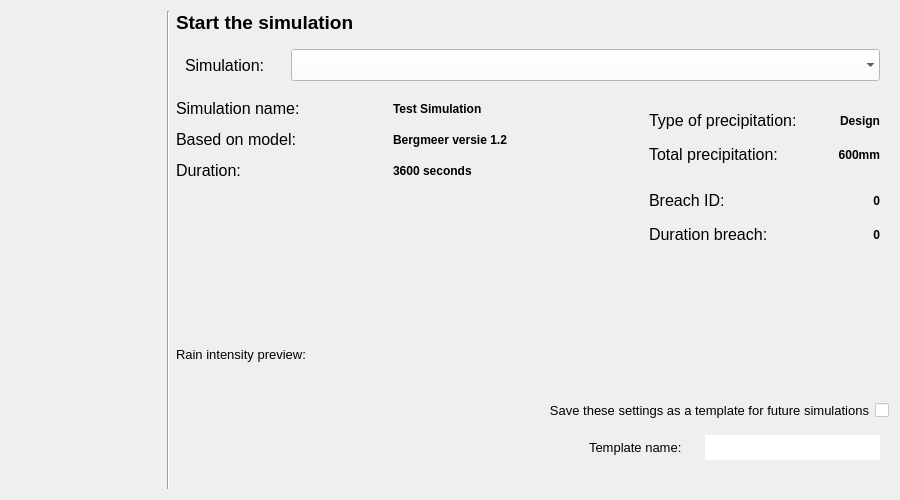
Above: threedi_models_and_simulations/ui/simulation_wizard/page_initiation.ui from nens/threedi-api-qgis-client before the change. Below: the same form after it.
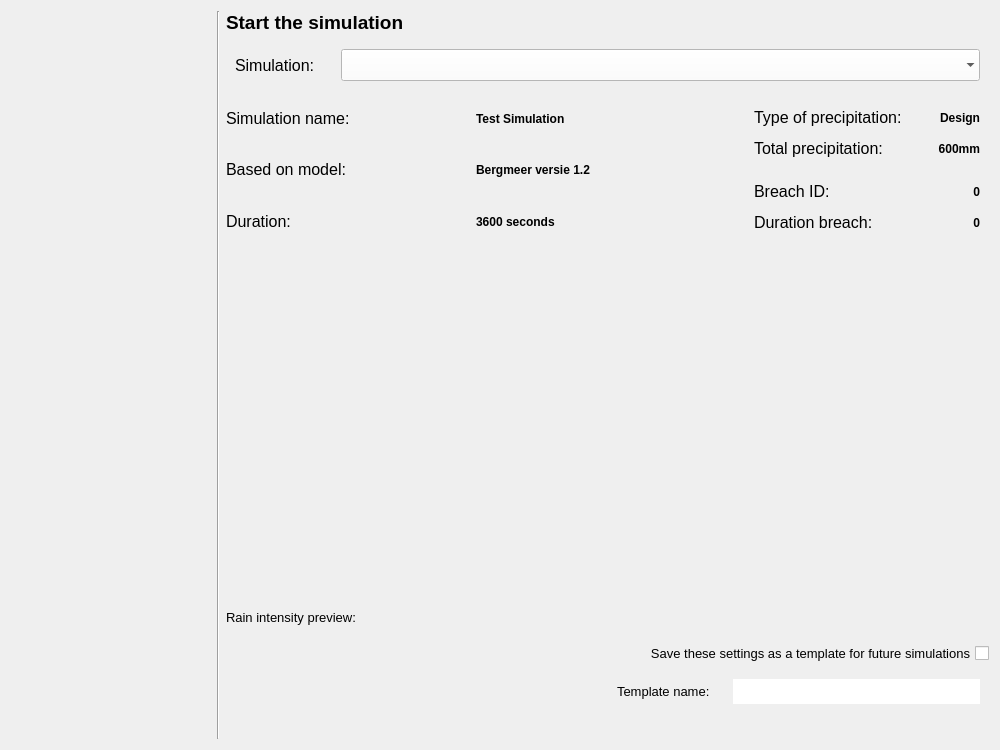
That is the form after the change.

```diff
--- a/threedi_models_and_simulations/ui/simulation_wizard/page_initiation.ui
+++ b/threedi_models_and_simulations/ui/simulation_wizard/page_initiation.ui
@@ -9,20 +9,20 @@
    <rect>
     <x>0</x>
     <y>0</y>
-    <width>900</width>
-    <height>500</height>
+    <width>1000</width>
+    <height>750</height>
    </rect>
   </property>
   <property name="sizePolicy">
-   <sizepolicy hsizetype="Preferred" vsizetype="Minimum">
+   <sizepolicy hsizetype="Preferred" vsizetype="Preferred">
     <horstretch>0</horstretch>
     <verstretch>0</verstretch>
    </sizepolicy>
   </property>
   <property name="minimumSize">
    <size>
-    <width>720</width>
-    <height>0</height>
+    <width>750</width>
+    <height>500</height>
    </size>
   </property>
   <property name="maximumSize">
@@ -44,7 +44,67 @@
    <bool>true</bool>
   </property>
   <layout class="QGridLayout" name="gridLayout">
-   <item row="1" column="2" colspan="5">
+   <item row="4" column="2">
+    <spacer name="verticalSpacer_2">
+     <property name="orientation">
+      <enum>Qt::Vertical</enum>
+     </property>
+     <property name="sizeHint" stdset="0">
+      <size>
+       <width>20</width>
+       <height>40</height>
+      </size>
+     </property>
+    </spacer>
+   </item>
+   <item row="0" column="2">
+    <widget class="QLabel" name="label_4">
+     <property name="font">
+      <font>
+       <family>Segoe UI</family>
+       <pointsize>14</pointsize>
+       <weight>75</weight>
+       <bold>true</bold>
+       <underline>false</underline>
+      </font>
+     </property>
+     <property name="text">
+      <string>Start the simulation</string>
+     </property>
+    </widget>
+   </item>
+   <item row="5" column="2">
+    <widget class="QLabel" name="plot_label">
+     <property name="sizePolicy">
+      <sizepolicy hsizetype="Preferred" vsizetype="Minimum">
+       <horstretch>0</horstretch>
+       <verstretch>0</verstretch>
+      </sizepolicy>
+     </property>
+     <property name="minimumSize">
+      <size>
+       <width>200</width>
+       <height>20</height>
+      </size>
+     </property>
+     <property name="maximumSize">
+      <size>
+       <width>16777215</width>
+       <height>16777215</height>
+      </size>
+     </property>
+     <property name="font">
+      <font>
+       <family>Segoe UI</family>
+       <pointsize>10</pointsize>
+      </font>
+     </property>
+     <property name="text">
+      <string>Rain intensity preview:</string>
+     </property>
+    </widget>
+   </item>
+   <item row="1" column="2" colspan="4">
     <widget class="QWidget" name="simulation_widget" native="true">
      <property name="sizePolicy">
       <sizepolicy hsizetype="Expanding" vsizetype="Preferred">
@@ -127,17 +187,38 @@
      </layout>
     </widget>
    </item>
-   <item row="6" column="2" colspan="5">
+   <item row="0" column="0" rowspan="10">
+    <widget class="QWidget" name="wizard_steps_widget" native="true">
+     <property name="sizePolicy">
+      <sizepolicy hsizetype="Preferred" vsizetype="Expanding">
+       <horstretch>0</horstretch>
+       <verstretch>0</verstretch>
+      </sizepolicy>
+     </property>
+     <property name="minimumSize">
+      <size>
+       <width>200</width>
+       <height>0</height>
+      </size>
+     </property>
+     <property name="maximumSize">
+      <size>
+       <width>200</width>
+       <height>16777215</height>
+      </size>
+     </property>
+     <layout class="QVBoxLayout" name="verticalLayout_2"/>
+    </widget>
+   </item>
+   <item row="6" column="2" colspan="4">
     <layout class="QGridLayout" name="lout_plot">
      <property name="bottomMargin">
       <number>10</number>
      </property>
     </layout>
    </item>
-   <item row="8" column="2" colspan="5">
-    <layout class="QHBoxLayout" name="horizontalLayout_2">
-     <item>
-      <spacer name="horizontalSpacer_3">
+   <item row="9" column="2" colspan="4">
+    <spacer name="horizontalSpacer_5">
        <property name="orientation">
         <enum>Qt::Horizontal</enum>
        </property>
@@ -149,175 +230,35 @@
        </property>
       </spacer>
      </item>
-     <item>
-      <widget class="QLabel" name="label_2">
-       <property name="minimumSize">
-        <size>
-         <width>350</width>
-         <height>20</height>
-        </size>
-       </property>
-       <property name="maximumSize">
-        <size>
-         <width>16777215</width>
-         <height>16777215</height>
-        </size>
-       </property>
-       <property name="font">
-        <font>
-         <family>Segoe UI</family>
-         <pointsize>10</pointsize>
-        </font>
-       </property>
-       <property name="text">
-        <string>Save these settings as a template for future simulations</string>
-       </property>
-       <property name="alignment">
-        <set>Qt::AlignRight|Qt::AlignTrailing|Qt::AlignVCenter</set>
-       </property>
-      </widget>
-     </item>
-     <item>
-      <widget class="QCheckBox" name="cb_save_template">
-       <property name="minimumSize">
-        <size>
-         <width>14</width>
-         <height>14</height>
-        </size>
-       </property>
-       <property name="maximumSize">
-        <size>
-         <width>14</width>
-         <height>14</height>
-        </size>
-       </property>
-       <property name="font">
-        <font>
-         <family>Segoe UI</family>
-         <pointsize>10</pointsize>
-        </font>
-       </property>
-       <property name="layoutDirection">
-        <enum>Qt::RightToLeft</enum>
-       </property>
-       <property name="styleSheet">
-        <string notr="true">QCheckBox{background-color: white;}</string>
-       </property>
-       <property name="text">
-        <string/>
-       </property>
-       <property name="checked">
-        <bool>false</bool>
-       </property>
-      </widget>
-     </item>
-    </layout>
-   </item>
-   <item row="2" column="2" colspan="3">
+   <item row="0" column="1" rowspan="10">
+    <widget class="Line" name="line">
+     <property name="sizePolicy">
+      <sizepolicy hsizetype="Fixed" vsizetype="Expanding">
+       <horstretch>0</horstretch>
+       <verstretch>0</verstretch>
+      </sizepolicy>
+     </property>
+     <property name="orientation">
+      <enum>Qt::Vertical</enum>
+     </property>
+    </widget>
+   </item>
+   <item row="2" column="2" colspan="4">
     <layout class="QGridLayout" name="gridLayout_5">
      <property name="sizeConstraint">
       <enum>QLayout::SetDefaultConstraint</enum>
      </property>
-     <item row="1" column="0">
-      <widget class="QLabel" name="sim_base_l">
-       <property name="sizePolicy">
-        <sizepolicy hsizetype="Minimum" vsizetype="Preferred">
-         <horstretch>0</horstretch>
-         <verstretch>0</verstretch>
-        </sizepolicy>
-       </property>
-       <property name="minimumSize">
-        <size>
-         <width>150</width>
-         <height>25</height>
-        </size>
-       </property>
-       <property name="maximumSize">
-        <size>
-         <width>16777215</width>
-         <height>16777215</height>
-        </size>
-       </property>
-       <property name="font">
-        <font>
-         <family>Segoe UI</family>
-         <pointsize>12</pointsize>
-        </font>
-       </property>
-       <property name="text">
-        <string>&lt;html&gt;&lt;head/&gt;&lt;body&gt;&lt;p&gt;Based on model:&lt;/p&gt;&lt;/body&gt;&lt;/html&gt;</string>
-       </property>
-      </widget>
-     </item>
-     <item row="0" column="0">
-      <widget class="QLabel" name="sim_name_l">
-       <property name="sizePolicy">
-        <sizepolicy hsizetype="Minimum" vsizetype="Preferred">
-         <horstretch>0</horstretch>
-         <verstretch>0</verstretch>
-        </sizepolicy>
-       </property>
-       <property name="minimumSize">
-        <size>
-         <width>150</width>
-         <height>25</height>
-        </size>
-       </property>
-       <property name="maximumSize">
-        <size>
-         <width>16777215</width>
-         <height>16777215</height>
-        </size>
-       </property>
-       <property name="font">
-        <font>
-         <family>Segoe UI</family>
-         <pointsize>12</pointsize>
-        </font>
-       </property>
-       <property name="text">
-        <string>&lt;html&gt;&lt;head/&gt;&lt;body&gt;&lt;p&gt;Simulation name:&lt;/p&gt;&lt;/body&gt;&lt;/html&gt;</string>
-       </property>
-      </widget>
-     </item>
-     <item row="0" column="1">
-      <widget class="QLabel" name="sim_name">
-       <property name="minimumSize">
-        <size>
-         <width>200</width>
-         <height>25</height>
-        </size>
-       </property>
-       <property name="maximumSize">
-        <size>
-         <width>16777215</width>
-         <height>16777215</height>
-        </size>
-       </property>
-       <property name="font">
-        <font>
-         <family>Segoe UI</family>
-         <pointsize>9</pointsize>
-         <weight>75</weight>
-         <bold>true</bold>
-        </font>
-       </property>
-       <property name="text">
-        <string>Test Simulation</string>
-       </property>
-      </widget>
-     </item>
      <item row="2" column="0">
       <widget class="QLabel" name="sim_duration_l">
        <property name="sizePolicy">
-        <sizepolicy hsizetype="Minimum" vsizetype="Preferred">
+        <sizepolicy hsizetype="MinimumExpanding" vsizetype="Preferred">
          <horstretch>0</horstretch>
          <verstretch>0</verstretch>
         </sizepolicy>
        </property>
        <property name="minimumSize">
         <size>
-         <width>150</width>
+         <width>0</width>
          <height>25</height>
         </size>
        </property>
@@ -377,9 +318,15 @@
      </item>
      <item row="1" column="1">
       <widget class="QLabel" name="sim_database">
+       <property name="sizePolicy">
+        <sizepolicy hsizetype="Expanding" vsizetype="Preferred">
+         <horstretch>0</horstretch>
+         <verstretch>0</verstretch>
+        </sizepolicy>
+       </property>
        <property name="minimumSize">
         <size>
-         <width>200</width>
+         <width>0</width>
          <height>25</height>
         </size>
        </property>
@@ -402,36 +349,7 @@
        </property>
       </widget>
      </item>
-     <item row="2" column="1">
-      <widget class="QLabel" name="sim_duration">
-       <property name="minimumSize">
-        <size>
-         <width>200</width>
-         <height>25</height>
-        </size>
-       </property>
-       <property name="maximumSize">
-        <size>
-         <width>16777215</width>
-         <height>16777215</height>
-        </size>
-       </property>
-       <property name="font">
-        <font>
-         <family>Segoe UI</family>
-         <pointsize>9</pointsize>
-         <weight>75</weight>
-         <bold>true</bold>
-        </font>
-       </property>
-       <property name="text">
-        <string>3600 seconds</string>
-       </property>
-      </widget>
-     </item>
-    </layout>
-   </item>
-   <item row="2" column="5">
+     <item row="0" column="2">
     <spacer name="horizontalSpacer">
      <property name="orientation">
       <enum>Qt::Horizontal</enum>
@@ -447,79 +365,8 @@
      </property>
     </spacer>
    </item>
-   <item row="5" column="2">
-    <widget class="QLabel" name="plot_label">
-     <property name="sizePolicy">
-      <sizepolicy hsizetype="Preferred" vsizetype="Minimum">
-       <horstretch>0</horstretch>
-       <verstretch>0</verstretch>
-      </sizepolicy>
-     </property>
-     <property name="minimumSize">
-      <size>
-       <width>200</width>
-       <height>20</height>
-      </size>
-     </property>
-     <property name="maximumSize">
-      <size>
-       <width>16777215</width>
-       <height>16777215</height>
-      </size>
-     </property>
-     <property name="font">
-      <font>
-       <family>Segoe UI</family>
-       <pointsize>10</pointsize>
-      </font>
-     </property>
-     <property name="text">
-      <string>Rain intensity preview:</string>
-     </property>
-    </widget>
-   </item>
-   <item row="9" column="4" colspan="3">
-    <widget class="QWidget" name="template_widget" native="true">
-     <property name="minimumSize">
-      <size>
-       <width>300</width>
-       <height>40</height>
-      </size>
-     </property>
-     <property name="maximumSize">
-      <size>
-       <width>16777215</width>
-       <height>16777215</height>
-      </size>
-     </property>
-     <layout class="QHBoxLayout" name="horizontalLayout_3">
-      <item>
-       <widget class="QLabel" name="label">
-        <property name="minimumSize">
-         <size>
-          <width>110</width>
-          <height>20</height>
-         </size>
-        </property>
-        <property name="maximumSize">
-         <size>
-          <width>16777215</width>
-          <height>16777215</height>
-         </size>
-        </property>
-        <property name="font">
-         <font>
-          <family>Segoe UI</family>
-          <pointsize>10</pointsize>
-         </font>
-        </property>
-        <property name="text">
-         <string>Template name:</string>
-        </property>
-       </widget>
-      </item>
-      <item>
-       <widget class="QLineEdit" name="template_name">
+     <item row="2" column="1">
+      <widget class="QLabel" name="sim_duration">
         <property name="sizePolicy">
          <sizepolicy hsizetype="Expanding" vsizetype="Preferred">
           <horstretch>0</horstretch>
@@ -528,7 +375,7 @@
         </property>
         <property name="minimumSize">
          <size>
-          <width>175</width>
+         <width>0</width>
           <height>25</height>
          </size>
         </property>
@@ -541,34 +388,17 @@
         <property name="font">
          <font>
           <family>Segoe UI</family>
-          <pointsize>10</pointsize>
-         </font>
-        </property>
-        <property name="styleSheet">
-         <string notr="true">QLineEdit {background-color: white;}</string>
-        </property>
-        <property name="frame">
-         <bool>false</bool>
-        </property>
-       </widget>
-      </item>
-     </layout>
-    </widget>
-   </item>
-   <item row="7" column="2" colspan="5">
-    <spacer name="horizontalSpacer_2">
-     <property name="orientation">
-      <enum>Qt::Horizontal</enum>
-     </property>
-     <property name="sizeHint" stdset="0">
-      <size>
-       <width>40</width>
-       <height>20</height>
-      </size>
-     </property>
-    </spacer>
-   </item>
-   <item row="2" column="6" rowspan="2">
+         <pointsize>9</pointsize>
+         <weight>75</weight>
+         <bold>true</bold>
+        </font>
+       </property>
+       <property name="text">
+        <string>3600 seconds</string>
+       </property>
+      </widget>
+     </item>
+     <item row="0" column="3" rowspan="3">
     <layout class="QVBoxLayout" name="verticalLayout">
      <property name="spacing">
       <number>0</number>
@@ -590,7 +420,7 @@
        <property name="minimumSize">
         <size>
          <width>0</width>
-         <height>80</height>
+           <height>0</height>
         </size>
        </property>
        <property name="maximumSize">
@@ -602,9 +432,15 @@
        <layout class="QGridLayout" name="gridLayout_3">
         <item row="0" column="1" alignment="Qt::AlignRight">
          <widget class="QLabel" name="sim_prec_type">
+            <property name="sizePolicy">
+             <sizepolicy hsizetype="Expanding" vsizetype="Preferred">
+              <horstretch>0</horstretch>
+              <verstretch>0</verstretch>
+             </sizepolicy>
+            </property>
           <property name="minimumSize">
            <size>
-            <width>75</width>
+              <width>0</width>
             <height>25</height>
            </size>
           </property>
@@ -632,9 +468,15 @@
         </item>
         <item row="0" column="0">
          <widget class="QLabel" name="sim_prec_type_l">
+            <property name="sizePolicy">
+             <sizepolicy hsizetype="MinimumExpanding" vsizetype="Preferred">
+              <horstretch>0</horstretch>
+              <verstretch>0</verstretch>
+             </sizepolicy>
+            </property>
           <property name="minimumSize">
            <size>
-            <width>150</width>
+              <width>0</width>
             <height>25</height>
            </size>
           </property>
@@ -657,6 +499,12 @@
         </item>
         <item row="1" column="0">
          <widget class="QLabel" name="sim_prec_total_l">
+            <property name="sizePolicy">
+             <sizepolicy hsizetype="MinimumExpanding" vsizetype="Preferred">
+              <horstretch>0</horstretch>
+              <verstretch>0</verstretch>
+             </sizepolicy>
+            </property>
           <property name="minimumSize">
            <size>
             <width>0</width>
@@ -682,16 +530,22 @@
         </item>
         <item row="1" column="1" alignment="Qt::AlignRight">
          <widget class="QLabel" name="sim_prec_total">
+            <property name="sizePolicy">
+             <sizepolicy hsizetype="Expanding" vsizetype="Preferred">
+              <horstretch>0</horstretch>
+              <verstretch>0</verstretch>
+             </sizepolicy>
+            </property>
           <property name="minimumSize">
            <size>
-            <width>75</width>
+              <width>0</width>
             <height>25</height>
            </size>
           </property>
           <property name="maximumSize">
            <size>
             <width>16777215</width>
-            <height>25</height>
+              <height>16777215</height>
            </size>
           </property>
           <property name="font">
@@ -724,7 +578,7 @@
        <property name="minimumSize">
         <size>
          <width>0</width>
-         <height>80</height>
+           <height>0</height>
         </size>
        </property>
        <property name="maximumSize">
@@ -734,11 +588,48 @@
         </size>
        </property>
        <layout class="QGridLayout" name="gridLayout_4">
+          <item row="2" column="0">
+           <widget class="QLabel" name="breach_id_l">
+            <property name="sizePolicy">
+             <sizepolicy hsizetype="MinimumExpanding" vsizetype="Preferred">
+              <horstretch>0</horstretch>
+              <verstretch>0</verstretch>
+             </sizepolicy>
+            </property>
+            <property name="minimumSize">
+             <size>
+              <width>0</width>
+              <height>25</height>
+             </size>
+            </property>
+            <property name="maximumSize">
+             <size>
+              <width>16777215</width>
+              <height>16777215</height>
+             </size>
+            </property>
+            <property name="font">
+             <font>
+              <family>Segoe UI</family>
+              <pointsize>12</pointsize>
+             </font>
+            </property>
+            <property name="text">
+             <string>Breach ID:</string>
+            </property>
+           </widget>
+          </item>
         <item row="3" column="0">
          <widget class="QLabel" name="duration_breach_l">
+            <property name="sizePolicy">
+             <sizepolicy hsizetype="MinimumExpanding" vsizetype="Preferred">
+              <horstretch>0</horstretch>
+              <verstretch>0</verstretch>
+             </sizepolicy>
+            </property>
           <property name="minimumSize">
            <size>
-            <width>150</width>
+              <width>0</width>
             <height>25</height>
            </size>
           </property>
@@ -759,41 +650,17 @@
           </property>
          </widget>
         </item>
-        <item row="3" column="1" alignment="Qt::AlignRight">
-         <widget class="QLabel" name="duration_breach">
-          <property name="minimumSize">
-           <size>
-            <width>75</width>
-            <height>25</height>
-           </size>
-          </property>
-          <property name="maximumSize">
-           <size>
-            <width>16777215</width>
-            <height>25</height>
-           </size>
-          </property>
-          <property name="font">
-           <font>
-            <family>Segoe UI</family>
-            <pointsize>9</pointsize>
-            <weight>75</weight>
-            <bold>true</bold>
-           </font>
-          </property>
-          <property name="text">
-           <string>0</string>
-          </property>
-          <property name="alignment">
-           <set>Qt::AlignRight|Qt::AlignTrailing|Qt::AlignVCenter</set>
-          </property>
-         </widget>
-        </item>
         <item row="2" column="1" alignment="Qt::AlignRight">
          <widget class="QLabel" name="breach_id">
+            <property name="sizePolicy">
+             <sizepolicy hsizetype="Expanding" vsizetype="Preferred">
+              <horstretch>0</horstretch>
+              <verstretch>0</verstretch>
+             </sizepolicy>
+            </property>
           <property name="minimumSize">
            <size>
-            <width>75</width>
+              <width>0</width>
             <height>25</height>
            </size>
           </property>
@@ -819,11 +686,17 @@
           </property>
          </widget>
         </item>
-        <item row="2" column="0">
-         <widget class="QLabel" name="breach_id_l">
+          <item row="3" column="1" alignment="Qt::AlignRight">
+           <widget class="QLabel" name="duration_breach">
+            <property name="sizePolicy">
+             <sizepolicy hsizetype="Expanding" vsizetype="Preferred">
+              <horstretch>0</horstretch>
+              <verstretch>0</verstretch>
+             </sizepolicy>
+            </property>
           <property name="minimumSize">
            <size>
-            <width>150</width>
+              <width>0</width>
             <height>25</height>
            </size>
           </property>
@@ -836,12 +709,17 @@
           <property name="font">
            <font>
             <family>Segoe UI</family>
-            <pointsize>12</pointsize>
+              <pointsize>9</pointsize>
+              <weight>75</weight>
+              <bold>true</bold>
            </font>
           </property>
           <property name="text">
-           <string>Breach ID:</string>
-          </property>
+             <string>0</string>
+            </property>
+            <property name="alignment">
+             <set>Qt::AlignRight|Qt::AlignTrailing|Qt::AlignVCenter</set>
+            </property>
          </widget>
         </item>
        </layout>
@@ -849,33 +727,214 @@
      </item>
     </layout>
    </item>
-   <item row="10" column="2" colspan="5">
-    <spacer name="horizontalSpacer_5">
-     <property name="orientation">
-      <enum>Qt::Horizontal</enum>
-     </property>
-     <property name="sizeHint" stdset="0">
+     <item row="1" column="0">
+      <widget class="QLabel" name="sim_base_l">
+       <property name="sizePolicy">
+        <sizepolicy hsizetype="MinimumExpanding" vsizetype="Preferred">
+         <horstretch>0</horstretch>
+         <verstretch>0</verstretch>
+        </sizepolicy>
+       </property>
+       <property name="minimumSize">
       <size>
-       <width>40</width>
-       <height>20</height>
-      </size>
-     </property>
-    </spacer>
-   </item>
-   <item row="4" column="2">
-    <spacer name="verticalSpacer_2">
-     <property name="orientation">
-      <enum>Qt::Vertical</enum>
-     </property>
-     <property name="sizeHint" stdset="0">
+         <width>0</width>
+         <height>25</height>
+        </size>
+       </property>
+       <property name="maximumSize">
+        <size>
+         <width>16777215</width>
+         <height>16777215</height>
+        </size>
+       </property>
+       <property name="font">
+        <font>
+         <family>Segoe UI</family>
+         <pointsize>12</pointsize>
+        </font>
+       </property>
+       <property name="text">
+        <string>&lt;html&gt;&lt;head/&gt;&lt;body&gt;&lt;p&gt;Based on model:&lt;/p&gt;&lt;/body&gt;&lt;/html&gt;</string>
+       </property>
+      </widget>
+     </item>
+     <item row="0" column="1">
+      <widget class="QLabel" name="sim_name">
+       <property name="sizePolicy">
+        <sizepolicy hsizetype="Expanding" vsizetype="Preferred">
+         <horstretch>0</horstretch>
+         <verstretch>0</verstretch>
+        </sizepolicy>
+       </property>
+       <property name="minimumSize">
       <size>
-       <width>20</width>
+         <width>0</width>
+         <height>25</height>
+        </size>
+       </property>
+       <property name="maximumSize">
+        <size>
+         <width>16777215</width>
+         <height>16777215</height>
+        </size>
+       </property>
+       <property name="font">
+        <font>
+         <family>Segoe UI</family>
+         <pointsize>9</pointsize>
+         <weight>75</weight>
+         <bold>true</bold>
+        </font>
+       </property>
+       <property name="text">
+        <string>Test Simulation</string>
+       </property>
+      </widget>
+     </item>
+     <item row="0" column="0">
+      <widget class="QLabel" name="sim_name_l">
+       <property name="sizePolicy">
+        <sizepolicy hsizetype="MinimumExpanding" vsizetype="Preferred">
+         <horstretch>0</horstretch>
+         <verstretch>0</verstretch>
+        </sizepolicy>
+       </property>
+       <property name="minimumSize">
+        <size>
+         <width>0</width>
+         <height>25</height>
+        </size>
+       </property>
+       <property name="maximumSize">
+        <size>
+         <width>16777215</width>
+         <height>16777215</height>
+        </size>
+       </property>
+       <property name="font">
+        <font>
+         <family>Segoe UI</family>
+         <pointsize>12</pointsize>
+        </font>
+       </property>
+       <property name="text">
+        <string>&lt;html&gt;&lt;head/&gt;&lt;body&gt;&lt;p&gt;Simulation name:&lt;/p&gt;&lt;/body&gt;&lt;/html&gt;</string>
+       </property>
+      </widget>
+     </item>
+    </layout>
+   </item>
+   <item row="7" column="2" colspan="4">
+    <layout class="QGridLayout" name="gridLayout_6">
+     <item row="0" column="1">
+      <widget class="QCheckBox" name="cb_save_template">
+       <property name="minimumSize">
+        <size>
+         <width>14</width>
+         <height>14</height>
+        </size>
+       </property>
+       <property name="maximumSize">
+        <size>
+         <width>16777215</width>
+         <height>16777215</height>
+        </size>
+       </property>
+       <property name="font">
+        <font>
+         <family>Segoe UI</family>
+         <pointsize>10</pointsize>
+        </font>
+       </property>
+       <property name="layoutDirection">
+        <enum>Qt::RightToLeft</enum>
+       </property>
+       <property name="text">
+        <string>Save these settings as a template for future simulations</string>
+       </property>
+       <property name="checked">
+        <bool>false</bool>
+       </property>
+      </widget>
+     </item>
+     <item row="1" column="1">
+      <widget class="QWidget" name="template_widget" native="true">
+       <property name="minimumSize">
+        <size>
+         <width>300</width>
        <height>40</height>
       </size>
      </property>
-    </spacer>
-   </item>
-   <item row="9" column="3">
+       <property name="maximumSize">
+        <size>
+         <width>16777215</width>
+         <height>16777215</height>
+        </size>
+       </property>
+       <layout class="QHBoxLayout" name="horizontalLayout_3">
+        <item>
+         <widget class="QLabel" name="label">
+          <property name="minimumSize">
+           <size>
+            <width>110</width>
+            <height>20</height>
+           </size>
+          </property>
+          <property name="maximumSize">
+           <size>
+            <width>16777215</width>
+            <height>16777215</height>
+           </size>
+          </property>
+          <property name="font">
+           <font>
+            <family>Segoe UI</family>
+            <pointsize>10</pointsize>
+           </font>
+          </property>
+          <property name="text">
+           <string>Template name:</string>
+          </property>
+         </widget>
+        </item>
+        <item>
+         <widget class="QLineEdit" name="template_name">
+          <property name="sizePolicy">
+           <sizepolicy hsizetype="Expanding" vsizetype="Preferred">
+            <horstretch>0</horstretch>
+            <verstretch>0</verstretch>
+           </sizepolicy>
+          </property>
+          <property name="minimumSize">
+           <size>
+            <width>175</width>
+            <height>25</height>
+           </size>
+          </property>
+          <property name="maximumSize">
+           <size>
+            <width>16777215</width>
+            <height>16777215</height>
+           </size>
+          </property>
+          <property name="font">
+           <font>
+            <family>Segoe UI</family>
+            <pointsize>10</pointsize>
+           </font>
+          </property>
+          <property name="styleSheet">
+           <string notr="true">QLineEdit {background-color: white;}</string>
+          </property>
+          <property name="frame">
+           <bool>false</bool>
+          </property>
+         </widget>
+        </item>
+       </layout>
+      </widget>
+     </item>
+     <item row="1" column="0">
     <spacer name="horizontalSpacer_4">
      <property name="orientation">
       <enum>Qt::Horizontal</enum>
@@ -888,57 +947,7 @@
      </property>
     </spacer>
    </item>
-   <item row="0" column="2">
-    <widget class="QLabel" name="label_4">
-     <property name="font">
-      <font>
-       <family>Segoe UI</family>
-       <pointsize>14</pointsize>
-       <weight>75</weight>
-       <bold>true</bold>
-       <underline>false</underline>
-      </font>
-     </property>
-     <property name="text">
-      <string>Start the simulation</string>
-     </property>
-    </widget>
-   </item>
-   <item row="0" column="0" rowspan="11">
-    <widget class="QWidget" name="wizard_steps_widget" native="true">
-     <property name="sizePolicy">
-      <sizepolicy hsizetype="Preferred" vsizetype="Expanding">
-       <horstretch>0</horstretch>
-       <verstretch>0</verstretch>
-      </sizepolicy>
-     </property>
-     <property name="minimumSize">
-      <size>
-       <width>150</width>
-       <height>0</height>
-      </size>
-     </property>
-     <property name="maximumSize">
-      <size>
-       <width>150</width>
-       <height>16777215</height>
-      </size>
-     </property>
-     <layout class="QVBoxLayout" name="verticalLayout_2"/>
-    </widget>
-   </item>
-   <item row="0" column="1" rowspan="11">
-    <widget class="Line" name="line">
-     <property name="sizePolicy">
-      <sizepolicy hsizetype="Fixed" vsizetype="Expanding">
-       <horstretch>0</horstretch>
-       <verstretch>0</verstretch>
-      </sizepolicy>
-     </property>
-     <property name="orientation">
-      <enum>Qt::Vertical</enum>
-     </property>
-    </widget>
+    </layout>
    </item>
   </layout>
  </widget>
```
Lines whose indentation alone changed are shown as unchanged.
